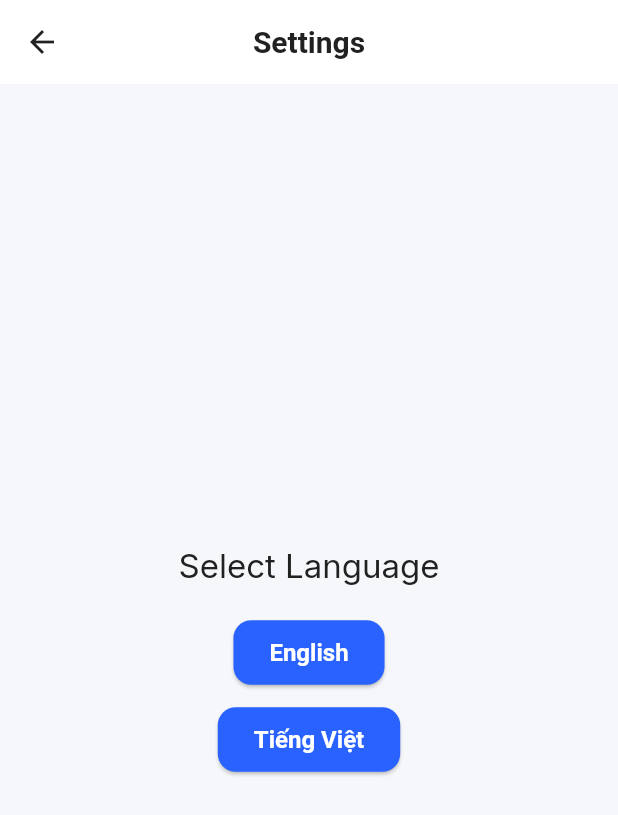
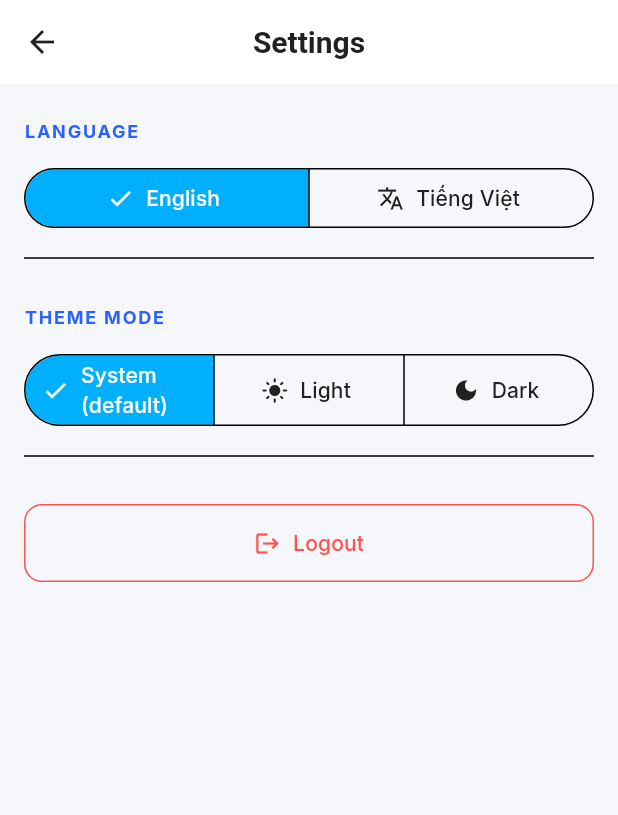
Before and after one commit to duyphan0503/chatdp, a Flutter app: the SettingsPage screen opened directly, on a phone screen of 412 x 824 dp. Shown: the top 815 px of the screen. Run offline on Flutter 3.47's test engine with Material 3 defaults, Android fonts, the phone set to English and light mode, and no system bars; our stand-ins replace bloc_concurrency, dio, equatable, flutter_bloc, flutter_dotenv, flutter_secure_storage and 7 more; missing offline and left inert: google_sign_in_all_platforms; accounts and stored records are empty; statements that could not run were skipped.

Commit message:
feat(frontend): implement theme mode and logout button (#54)
* feat(frontend): implement theme mode (light, dark, system)

- Add theme support to SettingsRepository and LocalDataSource
- Create ThemeCubit for state management
- Integrate ThemeCubit in ChatApp and MaterialApp
- Redesign SettingsPage with SegmentedButton for modern UI
- Add l10n strings for theme options with (default) label

* feat(frontend): add logout button to SettingsPage

- Add logout localization strings
- Add OutlinedButton for logout in SettingsPage
- Add BlocListener to AppShellPage to redirect to login on Unauthenticated state

* test(frontend): update AuthRemoteDataSource tests to use /me endpoint

```diff
--- a/apps/frontend/lib/features/settings/domain/repositories/settings_repository.dart
+++ b/apps/frontend/lib/features/settings/domain/repositories/settings_repository.dart
@@ -1,4 +1,6 @@
 abstract class SettingsRepository {
   Future<void> setLanguage(String languageCode);
   Future<String?> getLanguage();
+  Future<void> setThemeMode(String themeMode);
+  Future<String?> getThemeMode();
 }
--- /dev/null
+++ b/apps/frontend/lib/features/settings/presentation/cubit/theme_cubit.dart
@@ -0,0 +1,29 @@
+import 'package:flutter/material.dart';
+import 'package:flutter_bloc/flutter_bloc.dart';
+import 'package:injectable/injectable.dart';
+import '../../domain/repositories/settings_repository.dart';
+
+@injectable
+class ThemeCubit extends Cubit<ThemeMode> {
+  final SettingsRepository _settingsRepository;
+
+  ThemeCubit(this._settingsRepository) : super(ThemeMode.system) {
+    _loadTheme();
+  }
+
+  Future<void> _loadTheme() async {
+    final themeName = await _settingsRepository.getThemeMode();
+    if (themeName != null) {
+      final mode = ThemeMode.values.firstWhere(
+        (e) => e.name == themeName,
+        orElse: () => ThemeMode.system,
+      );
+      emit(mode);
+    }
+  }
+
+  Future<void> changeTheme(ThemeMode mode) async {
+    await _settingsRepository.setThemeMode(mode.name);
+    emit(mode);
+  }
+}
--- a/apps/frontend/lib/features/settings/presentation/pages/settings_page.dart
+++ b/apps/frontend/lib/features/settings/presentation/pages/settings_page.dart
@@ -2,6 +2,8 @@ import 'package:flutter/material.dart';
 import 'package:flutter_bloc/flutter_bloc.dart';
 import '../../../../l10n/app_localizations.dart';
 import '../cubit/language_cubit.dart';
+import '../cubit/theme_cubit.dart';
+import '../../../auth/presentation/bloc/auth_bloc.dart';
 
 class SettingsPage extends StatelessWidget {
   const SettingsPage({super.key});
@@ -9,33 +11,119 @@ class SettingsPage extends StatelessWidget {
   @override
   Widget build(BuildContext context) {
     final l10n = AppLocalizations.of(context)!;
+
     return Scaffold(
-      appBar: AppBar(title: Text(l10n.navSettings)),
-      body: Center(
-        child: Column(
-          mainAxisAlignment: MainAxisAlignment.center,
+      appBar: AppBar(title: Text(l10n.navSettings), centerTitle: true),
+      body: ListView(
+        padding: const EdgeInsets.symmetric(vertical: 8),
         children: [
-            Text(
-              l10n.selectLanguage,
-              style: Theme.of(context).textTheme.titleLarge,
+          _buildSectionHeader(context, l10n.language),
+          _buildLanguageSelector(context, l10n),
+          const Padding(
+            padding: EdgeInsets.symmetric(horizontal: 16, vertical: 8),
+            child: Divider(),
           ),
-            const SizedBox(height: 20),
-            ElevatedButton(
+          _buildSectionHeader(context, l10n.themeMode),
+          _buildThemeSelector(context, l10n),
+          const Padding(
+            padding: EdgeInsets.symmetric(horizontal: 16, vertical: 8),
+            child: Divider(),
+          ),
+          Padding(
+            padding: const EdgeInsets.all(16.0),
+            child: OutlinedButton.icon(
               onPressed: () {
-                context.read<LanguageCubit>().changeLanguage('en');
+                context.read<AuthBloc>().add(const AuthLogoutRequested());
               },
-              child: Text(l10n.english),
+              icon: const Icon(Icons.logout),
+              label: Text(l10n.logout),
+              style: OutlinedButton.styleFrom(
+                foregroundColor: Colors.redAccent,
+                side: const BorderSide(color: Colors.redAccent),
+                padding: const EdgeInsets.symmetric(vertical: 16),
+                shape: RoundedRectangleBorder(
+                  borderRadius: BorderRadius.circular(12),
                 ),
-            const SizedBox(height: 10),
-            ElevatedButton(
-              onPressed: () {
-                context.read<LanguageCubit>().changeLanguage('vi');
-              },
-              child: Text(l10n.vietnamese),
+              ),
+            ),
           ),
         ],
+      ),
+    );
+  }
+
+  Widget _buildSectionHeader(BuildContext context, String title) {
+    return Padding(
+      padding: const EdgeInsets.fromLTRB(16, 16, 16, 12),
+      child: Text(
+        title.toUpperCase(),
+        style: Theme.of(context).textTheme.labelMedium?.copyWith(
+          color: Theme.of(context).colorScheme.primary,
+          fontWeight: FontWeight.bold,
+          letterSpacing: 1.2,
         ),
       ),
     );
   }
+
+  Widget _buildLanguageSelector(BuildContext context, AppLocalizations l10n) {
+    return BlocBuilder<LanguageCubit, Locale>(
+      builder: (context, locale) {
+        return Padding(
+          padding: const EdgeInsets.symmetric(horizontal: 16),
+          child: SegmentedButton<String>(
+            segments: [
+              ButtonSegment<String>(
+                value: 'en',
+                label: Text(l10n.english),
+                icon: const Icon(Icons.language),
+              ),
+              ButtonSegment<String>(
+                value: 'vi',
+                label: Text(l10n.vietnamese),
+                icon: const Icon(Icons.translate),
+              ),
+            ],
+            selected: {locale.languageCode},
+            onSelectionChanged: (Set<String> newSelection) {
+              context.read<LanguageCubit>().changeLanguage(newSelection.first);
+            },
+          ),
+        );
+      },
+    );
   }
+
+  Widget _buildThemeSelector(BuildContext context, AppLocalizations l10n) {
+    return BlocBuilder<ThemeCubit, ThemeMode>(
+      builder: (context, themeMode) {
+        return Padding(
+          padding: const EdgeInsets.symmetric(horizontal: 16),
+          child: SegmentedButton<ThemeMode>(
+            segments: [
+              ButtonSegment<ThemeMode>(
+                value: ThemeMode.system,
+                label: Text(l10n.themeSystem),
+                icon: const Icon(Icons.brightness_auto),
+              ),
+              ButtonSegment<ThemeMode>(
+                value: ThemeMode.light,
+                label: Text(l10n.themeLight),
+                icon: const Icon(Icons.light_mode),
+              ),
+              ButtonSegment<ThemeMode>(
+                value: ThemeMode.dark,
+                label: Text(l10n.themeDark),
+                icon: const Icon(Icons.dark_mode),
+              ),
+            ],
+            selected: {themeMode},
+            onSelectionChanged: (Set<ThemeMode> newSelection) {
+              context.read<ThemeCubit>().changeTheme(newSelection.first);
+            },
+          ),
+        );
+      },
+    );
+  }
+}
--- a/apps/frontend/lib/l10n/app_en.arb
+++ b/apps/frontend/lib/l10n/app_en.arb
@@ -58,5 +58,10 @@
   "english": "English",
   "vietnamese": "Tiếng Việt",
   "invalidCredentials": "Incorrect email or password",
-  "emailAlreadyRegistered": "Email is already registered. Please sign in"
+  "emailAlreadyRegistered": "Email is already registered. Please sign in",
+  "themeMode": "Theme Mode",
+  "themeLight": "Light",
+  "themeDark": "Dark",
+  "themeSystem": "System (default)",
+  "logout": "Logout"
 }
--- a/apps/frontend/lib/l10n/app_localizations.dart
+++ b/apps/frontend/lib/l10n/app_localizations.dart
@@ -451,6 +451,36 @@ abstract class AppLocalizations {
   /// In en, this message translates to:
   /// **'Email is already registered. Please sign in'**
   String get emailAlreadyRegistered;
+
+  /// No description provided for @themeMode.
+  ///
+  /// In en, this message translates to:
+  /// **'Theme Mode'**
+  String get themeMode;
+
+  /// No description provided for @themeLight.
+  ///
+  /// In en, this message translates to:
+  /// **'Light'**
+  String get themeLight;
+
+  /// No description provided for @themeDark.
+  ///
+  /// In en, this message translates to:
+  /// **'Dark'**
+  String get themeDark;
+
+  /// No description provided for @themeSystem.
+  ///
+  /// In en, this message translates to:
+  /// **'System (default)'**
+  String get themeSystem;
+
+  /// No description provided for @logout.
+  ///
+  /// In en, this message translates to:
+  /// **'Logout'**
+  String get logout;
 }
 
 class _AppLocalizationsDelegate
--- a/apps/frontend/lib/l10n/app_localizations_en.dart
+++ b/apps/frontend/lib/l10n/app_localizations_en.dart
@@ -194,4 +194,19 @@ class AppLocalizationsEn extends AppLocalizations {
   @override
   String get emailAlreadyRegistered =>
       'Email is already registered. Please sign in';
+
+  @override
+  String get themeMode => 'Theme Mode';
+
+  @override
+  String get themeLight => 'Light';
+
+  @override
+  String get themeDark => 'Dark';
+
+  @override
+  String get themeSystem => 'System (default)';
+
+  @override
+  String get logout => 'Logout';
 }
```
Also changed, not shown: apps/frontend/lib/app.dart (+7 -1 lines), apps/frontend/lib/features/settings/data/datasources/settings_local_data_source.dart (+13 -0 lines), apps/frontend/lib/features/settings/data/repositories/settings_repository_impl.dart (+7 -0 lines), apps/frontend/lib/features/shell/presentation/pages/app_shell_page.dart (+11 -1 lines), apps/frontend/lib/l10n/app_localizations_vi.dart (+15 -0 lines), apps/frontend/lib/l10n/app_vi.arb (+6 -1 lines), apps/frontend/lib/core/di/injection.config.dart, 1 other file. Lines whose indentation alone changed are shown as unchanged.
